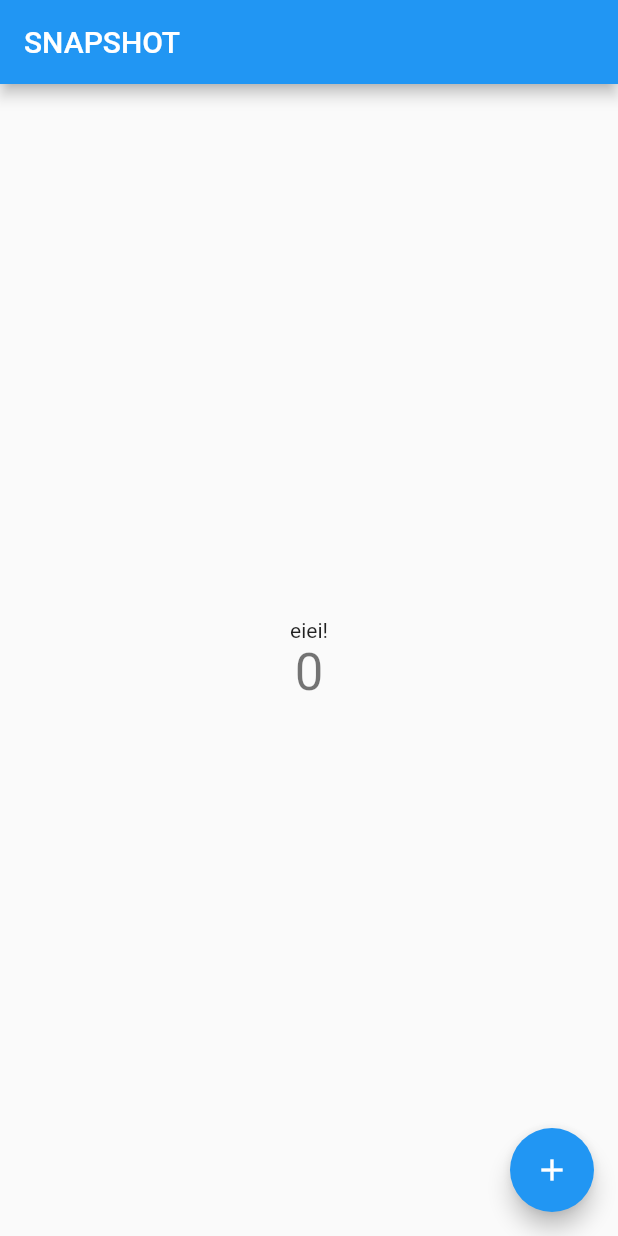
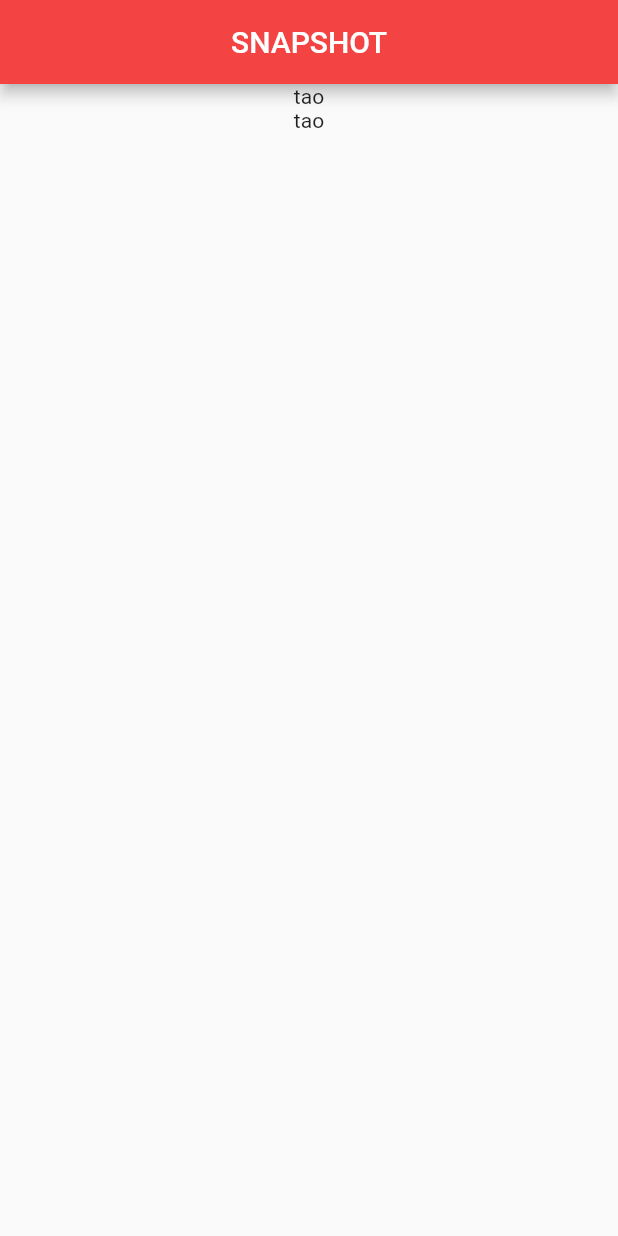
Before and after one commit to badgooooor/naikan-app, a Flutter app: the screen it shows after launch, on a phone screen of 412 x 824 dp. Run offline on Flutter 3.47's test engine with Material 2 defaults, Android fonts, the phone set to English and light mode, and no system bars.

Commit message:
create simple app ui

```diff
--- a/lib/main.dart
+++ b/lib/main.dart
@@ -1,64 +1,59 @@
 import 'package:flutter/material.dart';
 
-void main() => runApp(MyApp());
+void main(){
+  // const PrimaryColor = const Color(0xF34949);
+  runApp(MaterialApp(
+    title: 'test',
+    home: Body(),
 
-class MyApp extends StatelessWidget {
+    // theme: ThemeData(
+    //   primaryColor: PrimaryColor,
+    // ),
 
+  ));
+}
+
+class Body extends StatelessWidget{
+  //static const PrimaryColor = const Color(0xFFFFFF100);
+  @override
+  Widget build(BuildContext context){
+    return Scaffold(
+      appBar: AppBar(
+        backgroundColor: new Color(0xFFF34343),
+       // backgroundColor: PrimaryColor,
+        centerTitle: true ,
+        title: Text('SNAPSHOT'),
+      ),
+      body: BodyContent(),
+    );
+  }
+
+}
+
+class BodyContent extends StatelessWidget{
   @override
   Widget build(BuildContext context) {
-    return MaterialApp(
-      title: 'Flutter Demo',
-      theme: ThemeData(
-        primarySwatch: Colors.blue,
-      ),
-      home: MyHomePage(title: 'SNAPSHOT'),
-    );
-  }
-}
 
-
-class MyHomePage extends StatefulWidget {
-  MyHomePage({Key key, this.title}) : super(key: key);
-  final String title;
-
-  @override
-  _MyHomePageState createState() => _MyHomePageState();
-}
-
-class _MyHomePageState extends State<MyHomePage> {
-  int _counter = 0;
-
-  void _incrementCounter() {
-    setState(() {
-      _counter++;
-    });
-  }
-
-  @override
-  Widget build(BuildContext context) {
-    return Scaffold(
-      appBar: AppBar(
-        title: Text(widget.title),
-      ),
-      body: Center(
-        child: Column(
-          mainAxisAlignment: MainAxisAlignment.center,
-          children: <Widget>[
-            Text(
-              'eiei!',
-            ),
-            Text(
-              '$_counter',
-              style: Theme.of(context).textTheme.display1,
-            ),
-          ],
-        ),
-      ),
-      floatingActionButton: FloatingActionButton(
-        onPressed: _incrementCounter,
-        tooltip: 'Increment',
-        child: Icon(Icons.add),
+    return Container(
+      child: Column(
+        children: <Widget>[
+          Row(
+            mainAxisAlignment: MainAxisAlignment.center,
+            children: <Widget>[
+              Text('tao'),
+            ],
+          ),
+          Row(
+            mainAxisAlignment: MainAxisAlignment.center,
+            children: <Widget>[
+              Text('tao'),
+            ],
+          ),
+        ],
       ),
     );
   }
+
+
+
 }
```
Also changed, not shown: 1 other file.
